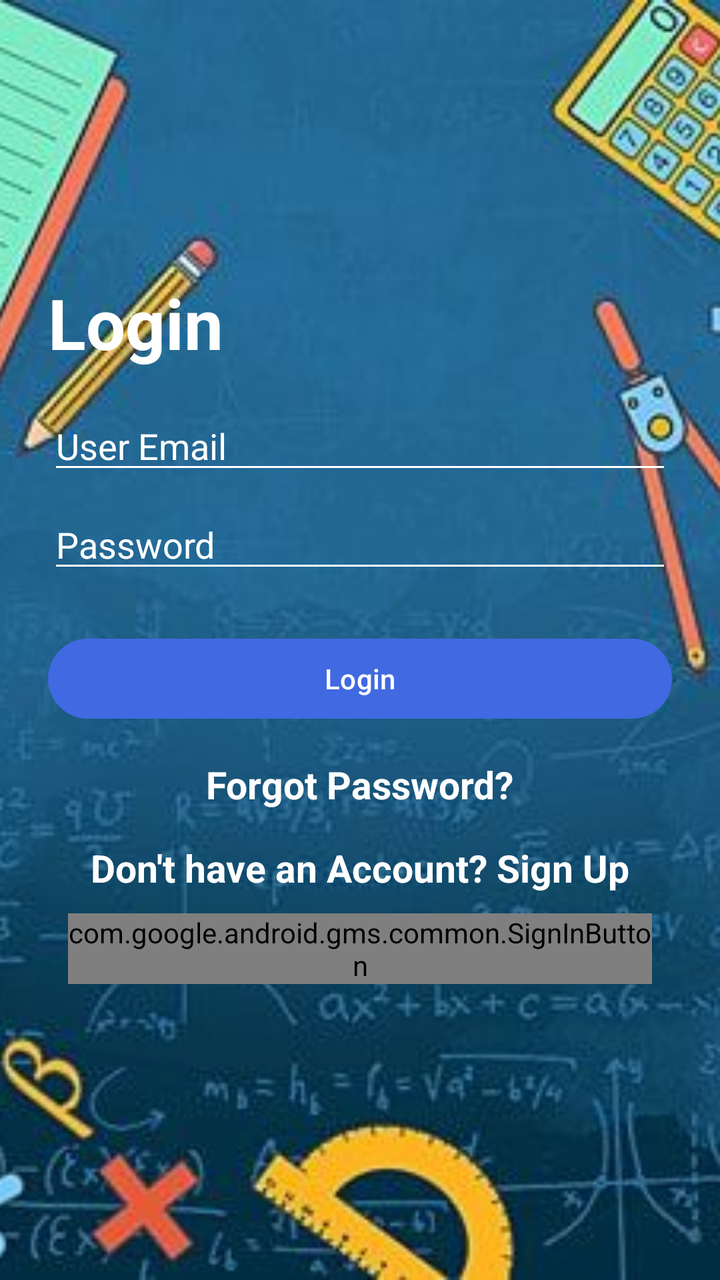
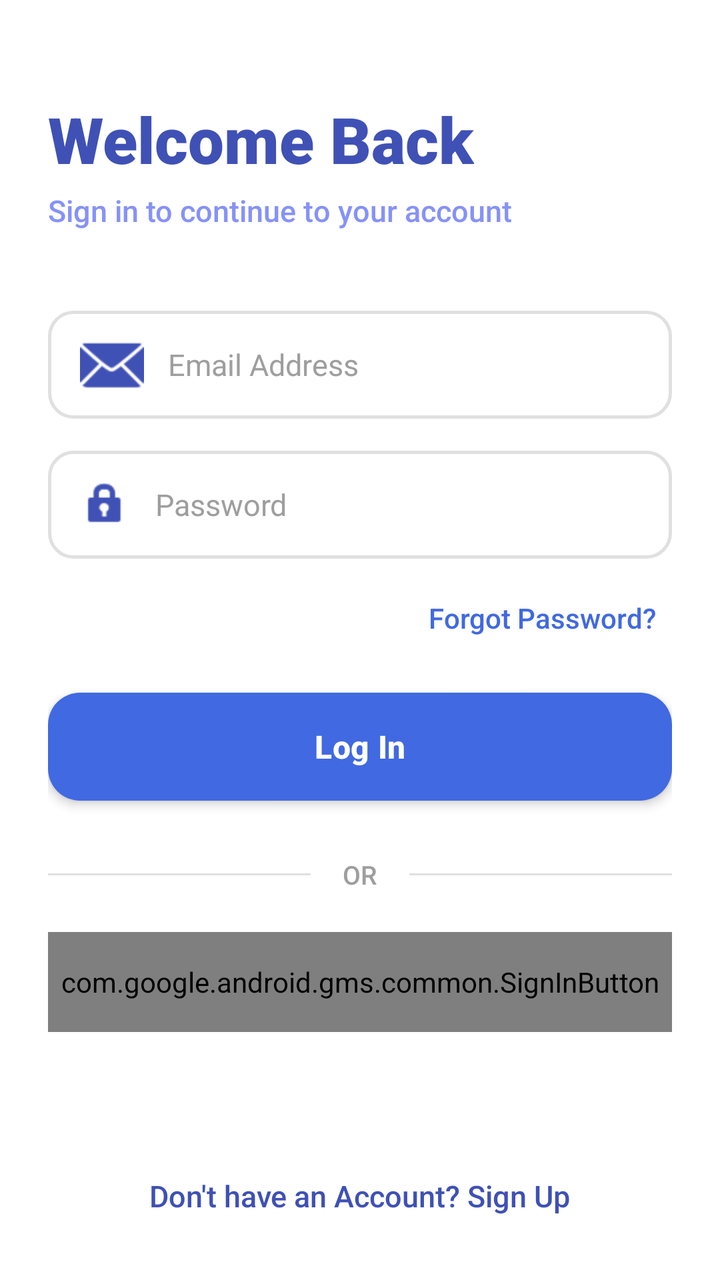

The first picture is an Android layout as it rendered before a commit; the second is the same layout after the commit. The layout source and the unified diff follow.
<!-- AndroidManifest.xml: application theme Theme.ActivityTracker -->
<!-- res/layout/fragment_login.xml -->
<?xml version="1.0" encoding="utf-8"?>
<FrameLayout xmlns:android="http://schemas.android.com/apk/res/android"
    xmlns:tools="http://schemas.android.com/tools"
    android:layout_width="match_parent"
    android:layout_height="match_parent"
    android:theme="@style/Base.Theme.ActivityTracker"
    tools:context=".LoginFragment">

    
    <ImageView
        android:id="@+id/login_page_background"
        android:layout_width="match_parent"
        android:layout_height="match_parent"
        android:scaleType="centerCrop"
        android:src="@drawable/login_signup_page" />

    
    <LinearLayout
        android:layout_width="match_parent"
        android:layout_height="wrap_content"
        android:orientation="vertical"
        android:padding="24dp"
        android:layout_gravity="center">

        
        <TextView
            android:layout_width="wrap_content"
            android:layout_height="wrap_content"
            android:text="Login"
            android:textColor="@color/white"
            android:textSize="35sp"
            android:textStyle="bold" />

        
        <EditText
            android:id="@+id/username_edittext"
            android:layout_width="match_parent"
            android:layout_height="wrap_content"
            android:layout_marginTop="16dp"
            android:hint="User Email"
            android:textColorHint="@color/white"
            android:backgroundTint="@color/white" />

        
        <EditText
            android:id="@+id/password_edittext"
            android:layout_width="match_parent"
            android:layout_height="wrap_content"
            android:layout_marginTop="8dp"
            android:hint="Password"
            android:textColorHint="@color/white"
            android:backgroundTint="@color/white"
            android:inputType="textPassword" />

        
        <Button
            android:id="@+id/login_button"
            android:layout_width="match_parent"
            android:layout_height="wrap_content"
            android:text="Login"
            android:textColor="@color/white"
            android:layout_marginTop="24dp"/>

        
        <LinearLayout
            android:layout_width="match_parent"
            android:layout_height="wrap_content"
            android:orientation="vertical"
            android:gravity="center_horizontal">

            
            <TextView
                android:id="@+id/forget_password_textview"
                android:layout_width="wrap_content"
                android:layout_height="wrap_content"
                android:text="Forgot Password?"
                android:textStyle="bold"
                android:textSize="19sp"
                android:textColor="@color/white"
                android:layout_marginTop="16dp" />

            
            <TextView
                android:id="@+id/signup_button"
                android:layout_width="wrap_content"
                android:layout_height="wrap_content"
                android:text="Don't have an Account? Sign Up"
                android:textColor="@color/white"
                android:textStyle="bold"
                android:textSize="19sp"
                android:layout_marginTop="16dp"/>
        </LinearLayout>

        
        <com.google.android.gms.common.SignInButton
            android:id="@+id/google_button"
            android:layout_width="wrap_content"
            android:layout_height="wrap_content"
            android:layout_marginStart="5dp"
            android:layout_gravity="center"
            android:layout_margin="10dp"
            android:textSize="18sp" />

    </LinearLayout>

</FrameLayout>
<!-- resources referenced by this layout -->
<resources>
  <color name="white">#FFFFFFFF</color>
  <!-- drawable login_signup_page: jpg bitmap (drawable, 21563 bytes) -->
  <style name="Base.Theme.ActivityTracker" parent="Theme.Material3.DayNight.NoActionBar">
          
          
  
          <item name="colorPrimary">@color/colorRoyalBlue</item>
          <item name="colorPrimaryVariant">@color/colorDodgerBlue</item>
          <item name="colorOnPrimary">@color/white</item>
          
          <item name="colorSecondary">@color/colorRoyalBlue</item>
          <item name="colorSecondaryVariant">@color/colorLightYellow</item>
          <item name="colorOnSecondary">@color/black</item>
          
          <item name="android:statusBarColor">@color/colorBoundaryBlue</item>
      </style>
  <style name="Theme.ActivityTracker" parent="Base.Theme.ActivityTracker" />
  <color name="colorRoyalBlue">#4169E1</color>
  <color name="colorDodgerBlue">#1E90FF</color>
  <color name="colorLightYellow">#FFFFE0</color>
  <color name="black">#FF000000</color>
  <color name="colorBoundaryBlue">#1E88E5</color>
</resources>

<!-- the commit's change to res/layout/fragment_login.xml (unified diff, before → after) -->
@@ -1,106 +1,179 @@
 <?xml version="1.0" encoding="utf-8"?>
-<FrameLayout xmlns:android="http://schemas.android.com/apk/res/android"
+<ScrollView xmlns:android="http://schemas.android.com/apk/res/android"
     xmlns:tools="http://schemas.android.com/tools"
     android:layout_width="match_parent"
     android:layout_height="match_parent"
+    android:fillViewport="true"
+    android:background="@color/white"
     android:theme="@style/Base.Theme.ActivityTracker"
     tools:context=".LoginFragment">
 
-    
-    <ImageView
-        android:id="@+id/login_page_background"
-        android:layout_width="match_parent"
-        android:layout_height="match_parent"
-        android:scaleType="centerCrop"
-        android:src="@drawable/login_signup_page" />
-
-    
     <LinearLayout
         android:layout_width="match_parent"
         android:layout_height="wrap_content"
         android:orientation="vertical"
-        android:padding="24dp"
-        android:layout_gravity="center">
-
-        
-        <TextView
-            android:layout_width="wrap_content"
-            android:layout_height="wrap_content"
-            android:text="Login"
-            android:textColor="@color/white"
-            android:textSize="35sp"
-            android:textStyle="bold" />
-
-        
-        <EditText
-            android:id="@+id/username_edittext"
-            android:layout_width="match_parent"
-            android:layout_height="wrap_content"
-            android:layout_marginTop="16dp"
-            android:hint="User Email"
-            android:textColorHint="@color/white"
-            android:backgroundTint="@color/white" />
-
-        
-        <EditText
-            android:id="@+id/password_edittext"
-            android:layout_width="match_parent"
-            android:layout_height="wrap_content"
-            android:layout_marginTop="8dp"
-            android:hint="Password"
-            android:textColorHint="@color/white"
-            android:backgroundTint="@color/white"
-            android:inputType="textPassword" />
-
-        
-        <Button
-            android:id="@+id/login_button"
-            android:layout_width="match_parent"
-            android:layout_height="wrap_content"
-            android:text="Login"
-            android:textColor="@color/white"
-            android:layout_marginTop="24dp"/>
+        android:paddingHorizontal="@dimen/padding_xlarge"
+        android:paddingTop="@dimen/margin_header"
+        android:paddingBottom="@dimen/padding_xlarge"
+        android:gravity="center_horizontal">
 
         
         <LinearLayout
             android:layout_width="match_parent"
             android:layout_height="wrap_content"
             android:orientation="vertical"
-            android:gravity="center_horizontal">
+            android:layout_marginBottom="@dimen/margin_xxlarge">
 
-            
             <TextView
-                android:id="@+id/forget_password_textview"
                 android:layout_width="wrap_content"
                 android:layout_height="wrap_content"
-                android:text="Forgot Password?"
-                android:textStyle="bold"
-                android:textSize="19sp"
-                android:textColor="@color/white"
-                android:layout_marginTop="16dp" />
+                android:text="@string/login_title"
+                android:textColor="@color/colorPrimary"
+                android:textSize="@dimen/text_size_hero"
+                android:fontFamily="sans-serif-black"
+                android:textStyle="bold" />
 
-            
             <TextView
-                android:id="@+id/signup_button"
                 android:layout_width="wrap_content"
                 android:layout_height="wrap_content"
-                android:text="Don't have an Account? Sign Up"
-                android:textColor="@color/white"
-                android:textStyle="bold"
-                android:textSize="19sp"
-                android:layout_marginTop="16dp"/>
+                android:layout_marginTop="@dimen/margin_tiny"
+                android:text="@string/login_subtitle"
+                android:textColor="@color/lavender"
+                android:textSize="@dimen/text_size_body_large"
+                android:fontFamily="sans-serif-medium" />
+        </LinearLayout>
+
+        
+        <EditText
+            android:id="@+id/username_edittext"
+            android:layout_width="match_parent"
+            android:layout_height="@dimen/input_field_height"
+            android:layout_marginTop="@dimen/margin_standard"
+            android:background="@drawable/bg_input_field"
+            android:drawableStart="@android:drawable/ic_dialog_email"
+            android:drawablePadding="@dimen/padding_medium"
+            android:drawableTint="@color/colorPrimary"
+            android:paddingHorizontal="@dimen/padding_large"
+            android:hint="@string/hint_email"
+            android:textColorHint="@color/light_gray"
+            android:textColor="@color/black"
+            android:textSize="@dimen/text_size_body_large"
+            android:inputType="textEmailAddress"
+            android:imeOptions="actionNext"
+            android:autofillHints="emailAddress"
+            android:importantForAutofill="yes"
+            android:maxLines="1" />
+
+        
+        <EditText
+            android:id="@+id/password_edittext"
+            android:layout_width="match_parent"
+            android:layout_height="@dimen/input_field_height"
+            android:layout_marginTop="@dimen/margin_large"
+            android:background="@drawable/bg_input_field"
+            android:drawableStart="@android:drawable/ic_lock_idle_lock"
+            android:drawablePadding="@dimen/padding_medium"
+            android:drawableTint="@color/colorPrimary"
+            android:paddingHorizontal="@dimen/padding_large"
+            android:hint="@string/hint_password"
+            android:textColorHint="@color/light_gray"
+            android:textColor="@color/black"
+            android:textSize="@dimen/text_size_body_large"
+            android:inputType="textPassword"
+            android:imeOptions="actionDone"
+            android:autofillHints="password"
+            android:importantForAutofill="yes"
+            android:maxLines="1" />
+
+        
+        <TextView
+            android:id="@+id/forget_password_textview"
+            android:layout_width="wrap_content"
+            android:layout_height="wrap_content"
+            android:layout_gravity="end"
+            android:layout_marginTop="@dimen/margin_medium"
+            android:padding="@dimen/padding_standard"
+            android:text="@string/action_forgot_password"
+            android:textColor="@color/colorRoyalBlue"
+            android:textSize="@dimen/text_size_body"
+            android:fontFamily="sans-serif-medium"
+            android:clickable="true"
+            android:focusable="true" />
+
+        
+        <Button
+            android:id="@+id/login_button"
+            android:layout_width="match_parent"
+            android:layout_height="@dimen/button_height"
+            android:layout_marginTop="@dimen/margin_button"
+            android:background="@drawable/bg_primary_button"
+            android:text="@string/action_login"
+            android:textAllCaps="false"
+            android:textColor="@color/white"
+            android:textSize="@dimen/text_size_subheading"
+            android:textStyle="bold"
+            android:stateListAnimator="@null"
+            android:elevation="@dimen/card_elevation" />
+
+        
+        <LinearLayout
+            android:layout_width="match_parent"
+            android:layout_height="wrap_content"
+            android:layout_marginTop="@dimen/margin_divider_top"
+            android:layout_marginBottom="@dimen/margin_button"
+            android:gravity="center_vertical"
+            android:orientation="horizontal">
+
+            <View
+                android:layout_width="0dp"
+                android:layout_height="@dimen/divider_height"
+                android:layout_weight="1"
+                android:background="@color/border_gray" />
+
+            <TextView
+                android:layout_width="wrap_content"
+                android:layout_height="wrap_content"
+                android:layout_marginHorizontal="@dimen/margin_large"
+                android:text="@string/divider_or"
+                android:textColor="@color/light_gray"
+                android:textSize="@dimen/text_size_body_small"
+                android:fontFamily="sans-serif-medium" />
+
+            <View
+                android:layout_width="0dp"
+                android:layout_height="@dimen/divider_height"
+                android:layout_weight="1"
+                android:background="@color/border_gray" />
         </LinearLayout>
 
         
         <com.google.android.gms.common.SignInButton
             android:id="@+id/google_button"
+            android:layout_width="match_parent"
+            android:layout_height="@dimen/google_btn_height"
+            android:layout_gravity="center_horizontal" />
+
+        
+        <View
+            android:layout_width="match_parent"
+            android:layout_height="0dp"
+            android:layout_weight="1"
+            android:minHeight="@dimen/margin_xlarge" />
+
+        
+        <TextView
+            android:id="@+id/signup_button"
             android:layout_width="wrap_content"
             android:layout_height="wrap_content"
-            android:layout_marginStart="5dp"
-            android:layout_gravity="center"
-            android:layout_margin="10dp"
-            android:textSize="18sp" />
+            android:layout_marginTop="@dimen/margin_large"
+            android:padding="@dimen/padding_standard"
+            android:text="@string/prompt_no_account"
+            android:textColor="@color/colorPrimary"
+            android:textSize="@dimen/text_size_body_large"
+            android:fontFamily="sans-serif-medium"
+            android:clickable="true"
+            android:focusable="true" />
 
     </LinearLayout>
 
-</FrameLayout>
+</ScrollView>
<!-- resource entries referenced after the edit -->
@@ -1,7 +1,58 @@
 <!-- resources referenced by this layout -->
 <resources>
   <color name="white">#FFFFFFFF</color>
-  <!-- drawable login_signup_page: jpg bitmap (drawable, 21563 bytes) -->
+  <dimen name="button_height">54dp</dimen>
+  <dimen name="card_elevation">3dp</dimen>
+  <dimen name="divider_height">1dp</dimen>
+  <dimen name="google_btn_height">50dp</dimen>
+  <dimen name="input_field_height">54dp</dimen>
+  <dimen name="margin_button">20dp</dimen>
+  <dimen name="margin_divider_top">28dp</dimen>
+  <dimen name="margin_header">48dp</dimen>
+  <dimen name="margin_large">16dp</dimen>
+  <dimen name="margin_medium">12dp</dimen>
+  <dimen name="margin_standard">8dp</dimen>
+  <dimen name="margin_tiny">4dp</dimen>
+  <dimen name="margin_xlarge">24dp</dimen>
+  <dimen name="margin_xxlarge">32dp</dimen>
+  <dimen name="padding_large">16dp</dimen>
+  <dimen name="padding_medium">12dp</dimen>
+  <dimen name="padding_standard">8dp</dimen>
+  <dimen name="padding_xlarge">24dp</dimen>
+  <dimen name="text_size_body">14sp</dimen>
+  <dimen name="text_size_body_large">15sp</dimen>
+  <dimen name="text_size_body_small">13sp</dimen>
+  <dimen name="text_size_hero">32sp</dimen>
+  <dimen name="text_size_subheading">16sp</dimen>
+  <!-- drawable bg_input_field (drawable) -->
+  <?xml version="1.0" encoding="utf-8"?>
+  <shape xmlns:android="http://schemas.android.com/apk/res/android"
+      android:shape="rectangle">
+      <solid android:color="@color/white" />
+      <stroke
+          android:width="1.5dp"
+          android:color="@color/border_gray" />
+      <corners android:radius="@dimen/badge_corner_radius" />
+  </shape>
+  <!-- drawable bg_primary_button (drawable) -->
+  <?xml version="1.0" encoding="utf-8"?>
+  <ripple xmlns:android="http://schemas.android.com/apk/res/android"
+      android:color="@color/lavender">
+      <item>
+          <shape android:shape="rectangle">
+              <solid android:color="@color/colorRoyalBlue" />
+              <corners android:radius="@dimen/card_corner_radius" />
+          </shape>
+      </item>
+  </ripple>
+  <string name="action_forgot_password">Forgot Password?</string>
+  <string name="action_login">Log In</string>
+  <string name="divider_or">OR</string>
+  <string name="hint_email">Email Address</string>
+  <string name="hint_password">Password</string>
+  <string name="login_subtitle">Sign in to continue to your account</string>
+  <string name="login_title">Welcome Back</string>
+  <string name="prompt_no_account">Don\'t have an Account? Sign Up</string>
   <style name="Base.Theme.ActivityTracker" parent="Theme.Material3.DayNight.NoActionBar">
           
           
@@ -17,10 +68,16 @@
           <item name="android:statusBarColor">@color/colorBoundaryBlue</item>
       </style>
   <style name="Theme.ActivityTracker" parent="Base.Theme.ActivityTracker" />
+  <dimen name="badge_corner_radius">12dp</dimen>
+  <dimen name="card_corner_radius">16dp</dimen>
   <color name="colorRoyalBlue">#4169E1</color>
+  <color name="lavender">#8692F7</color>
+  <color name="light_gray">#9E9E9E</color>
   <color name="colorDodgerBlue">#1E90FF</color>
   <color name="colorLightYellow">#FFFFE0</color>
-  <color name="black">#FF000000</color>
+  <color name="black">#FF1A1C1E</color>
+  <color name="border_gray">#E0E0E0</color>
+  <color name="colorPrimary">#3F51B5</color>
   <color name="colorBoundaryBlue">#1E88E5</color>
 </resources>
 
